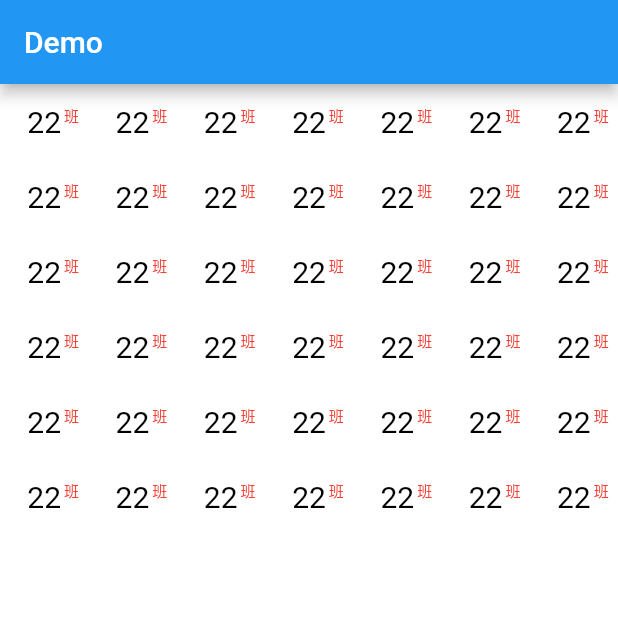
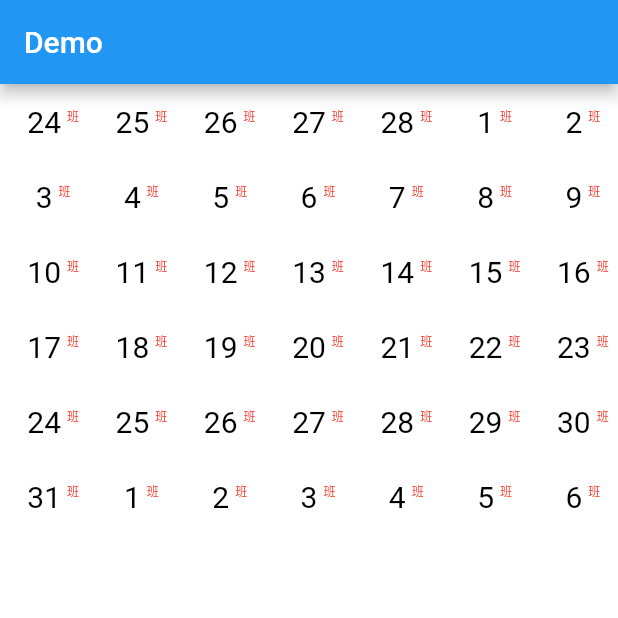
Before and after one commit to zhangleizhl90/calendar, a Flutter app: the screen it shows after launch, on a phone screen of 412 x 824 dp, the top half of it. Run offline on Flutter 3.47's test engine with Material 2 defaults, Android fonts, the phone set to English and light mode, and no system bars.

Commit message:
add month widget

```diff
--- /dev/null
+++ b/lib/component/day_widget.dart
@@ -0,0 +1,70 @@
+import 'package:flutter/material.dart';
+import 'package:flutter/widgets.dart';
+
+class DayWidget extends StatelessWidget {
+  final DateTime day;
+
+  const DayWidget({Key key, this.day}) : super(key: key);
+
+  @override
+  Widget build(BuildContext context) {
+    return SizedBox(
+      child: CustomPaint(
+        painter: _DayPainter(day.day.toString()),
+      ),
+      width: 45,
+      height: 45,
+    );
+  }
+}
+
+class _DayPainter extends CustomPainter {
+
+  final String dayString;
+
+  _DayPainter(this.dayString);
+
+  @override
+  void paint(Canvas canvas, Size size) {
+    double offsetX = 0.0;
+    double offsetY = 0.0;
+    TextSpan daySpan = TextSpan(
+      style: TextStyle(
+          color: Colors.black,
+          fontSize: 20,
+          fontWeight: FontWeight.w400
+      ),
+      text: dayString,
+    );
+    TextPainter dayTextPainter = TextPainter(
+        text: daySpan,
+        textAlign: TextAlign.center,
+        textDirection: TextDirection.ltr
+    );
+    dayTextPainter.layout();
+    offsetX = (size.width - dayTextPainter.width) / 2.0;
+    offsetY = (size.height - dayTextPainter.height) / 2.0;
+    dayTextPainter.paint(canvas, Offset(offsetX, offsetY));
+    offsetX += dayTextPainter.width + 4;
+    offsetY += 2;
+    TextSpan holidaySpan = TextSpan(
+        style: TextStyle(
+            color: Colors.red,
+            fontSize: 8
+        ),
+        text: '班'
+    );
+    TextPainter holidayTextPainter = TextPainter(
+        text: holidaySpan,
+        textAlign: TextAlign.center,
+        textDirection: TextDirection.ltr
+    );
+    holidayTextPainter.layout();
+    holidayTextPainter.paint(canvas, Offset(offsetX, offsetY));
+  }
+
+  @override
+  bool shouldRepaint(CustomPainter oldDelegate) {
+    return false;
+  }
+}
--- /dev/null
+++ b/lib/component/month_widget.dart
@@ -0,0 +1,28 @@
+import 'package:calendar/component/week_widget.dart';
+import 'package:flutter/widgets.dart';
+
+class MonthWidget extends StatelessWidget {
+
+  final DateTime firstDay;
+
+  const MonthWidget({Key key, this.firstDay}) : super(key: key);
+
+  @override
+  Widget build(BuildContext context) {
+    return SizedBox(
+      height: 300,
+      width: double.infinity,
+      child: Column(
+        mainAxisAlignment: MainAxisAlignment.spaceAround,
+        children: <Widget>[
+          WeekWidget(firstDay: this.firstDay),
+          WeekWidget(firstDay: this.firstDay.add(Duration(days: 7))),
+          WeekWidget(firstDay: this.firstDay.add(Duration(days: 7*2))),
+          WeekWidget(firstDay: this.firstDay.add(Duration(days: 7*3))),
+          WeekWidget(firstDay: this.firstDay.add(Duration(days: 7*4))),
+          WeekWidget(firstDay: this.firstDay.add(Duration(days: 7*5))),
+        ]
+      )
+    );
+  }
+}
--- /dev/null
+++ b/lib/component/week_widget.dart
@@ -0,0 +1,27 @@
+import 'package:flutter/widgets.dart';
+import 'package:calendar/component/day_widget.dart';
+
+class WeekWidget extends StatelessWidget {
+
+  final DateTime firstDay;
+
+  const WeekWidget({Key key, this.firstDay}) : super(key: key);
+
+  @override
+  Widget build(BuildContext context) {
+    return SizedBox(
+      height: 45,
+      width: double.infinity,
+      child: Row(
+        mainAxisAlignment: MainAxisAlignment.spaceAround,
+        children: <Widget>[
+          DayWidget(day: this.firstDay),
+          DayWidget(day: this.firstDay.add(Duration(days: 1))),
+          DayWidget(day: this.firstDay.add(Duration(days: 2))),
+          DayWidget(day: this.firstDay.add(Duration(days: 3))),
+          DayWidget(day: this.firstDay.add(Duration(days: 4))),
+          DayWidget(day: this.firstDay.add(Duration(days: 5))),
+          DayWidget(day: this.firstDay.add(Duration(days: 6))),
+      ]));
+  }
+}
--- a/lib/main.dart
+++ b/lib/main.dart
@@ -1,3 +1,4 @@
+import 'package:calendar/component/month_widget.dart';
 import 'package:flutter/material.dart';
 
 void main() => runApp(MyApp());
@@ -27,17 +28,17 @@ class MyApp extends StatelessWidget {
         body: Container(
           child: Column(
             children: [
-              Container(
+              SizedBox(
+                width: double.infinity,
+                height: 300,
                 child: PageView.builder(
                   itemCount: 10,
                   itemBuilder: (BuildContext context, int index) {
-                    return MonthView();
+                    return MonthWidget(firstDay: DateTime.now());
                   },
                   scrollDirection: Axis.horizontal,
                 ),
-                height: 300,
-                width: double.infinity,
-              )
+              ),
             ],
           ),
           decoration: BoxDecoration(
@@ -48,98 +49,3 @@ class MyApp extends StatelessWidget {
     );
   }
 }
-
-class MonthView extends StatelessWidget {
-  @override
-  Widget build(BuildContext context) {
-    return Column(
-      mainAxisAlignment: MainAxisAlignment.spaceAround,
-      children: [
-        WeekView(),
-        WeekView(),
-        WeekView(),
-        WeekView(),
-        WeekView(),
-        WeekView(),
-      ]
-    );
-  }
-}
-
-class WeekView extends StatelessWidget {
-  @override
-  Widget build(BuildContext context) {
-    return new Row(
-      mainAxisAlignment: MainAxisAlignment.spaceAround,
-      children: [
-        DayView(),
-        DayView(),
-        DayView(),
-        DayView(),
-        DayView(),
-        DayView(),
-        DayView(),
-      ],
-    );
-  }
-}
-
-class DayView extends StatelessWidget {
-  @override
-  Widget build(BuildContext context) {
-    return Container(
-      child: CustomPaint(
-        painter: DayViewPainter(),
-      ),
-      constraints: BoxConstraints(maxWidth: 100, maxHeight: 100),
-    );
-  }
-}
-
-class DayViewPainter extends CustomPainter {
-
-  @override
-  void paint(Canvas canvas, Size size) {
-    Paint paint = Paint()
-      ..color = Colors.blueAccent;
-    canvas.drawRect(Rect.fromLTWH(0, 0, size.width, size.height), paint);
-    double offsetX = 0.0;
-    double offsetY = 0.0;
-    TextSpan daySpan = TextSpan(
-      style: TextStyle(
-        color: Colors.black,
-        fontSize: 20
-      ),
-      text: '22',
-    );
-    TextPainter dayTextPainter = TextPainter(
-      text: daySpan,
-      textAlign: TextAlign.center,
-      textDirection: TextDirection.ltr
-    );
-    dayTextPainter.layout();
-    offsetX = (size.width - dayTextPainter.width) / 2.0;
-    offsetY = (size.height - dayTextPainter.height) / 2.0;
-    dayTextPainter.paint(canvas, Offset(offsetX, offsetY));
-    offsetX += dayTextPainter.width + 2;
-    TextSpan holidaySpan = TextSpan(
-      style: TextStyle(
-        color: Colors.red,
-        fontSize: 10
-      ),
-      text: '班'
-    );
-    TextPainter holidayTextPainter = TextPainter(
-      text: holidaySpan,
-      textAlign: TextAlign.center,
-      textDirection: TextDirection.ltr
-    );
-    holidayTextPainter.layout();
-    holidayTextPainter.paint(canvas, Offset(offsetX, offsetY));
-  }
-
-    @override
-  bool shouldRepaint(CustomPainter oldDelegate) {
-    return false;
-  }
-}
--- a/pubspec.yaml
+++ b/pubspec.yaml
@@ -1,4 +1,4 @@
-name: flutter_app
+name: calendar
 description: A new Flutter application.
 
 # The following defines the version and build number for your application.
```
Also changed, not shown: 1 other file.
